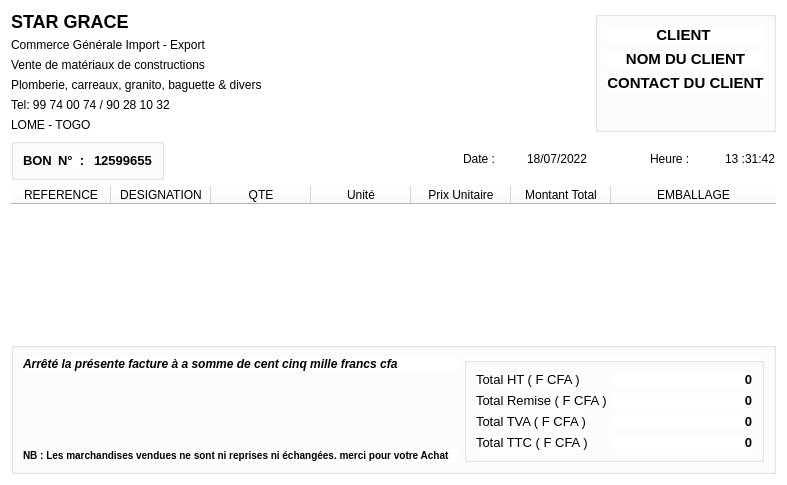
Before: the Qt Designer form bon.ui in faugan2/star-grace, drawn with Qt 5.
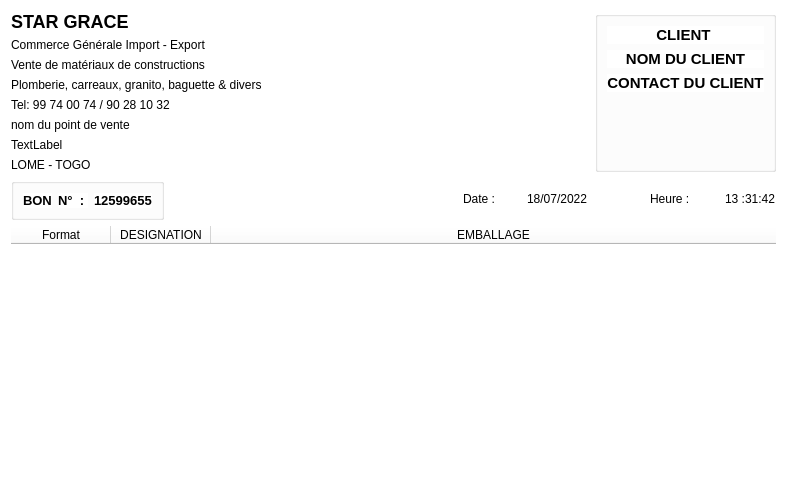
After: the same form once the commit is applied.

Patch:
```diff
--- a/bon.ui
+++ b/bon.ui
@@ -7,7 +7,7 @@
     <x>0</x>
     <y>0</y>
     <width>787</width>
-    <height>475</height>
+    <height>494</height>
    </rect>
   </property>
   <property name="windowTitle">
@@ -72,6 +72,20 @@
          </property>
         </widget>
        </item>
+       <item>
+        <widget class="QLabel" name="label_header_8">
+         <property name="text">
+          <string>nom du point de vente</string>
+         </property>
+        </widget>
+       </item>
+       <item>
+        <widget class="QLabel" name="label_pv">
+         <property name="text">
+          <string>TextLabel</string>
+         </property>
+        </widget>
+       </item>
        <item>
         <widget class="QLabel" name="label_header_6">
          <property name="text">
@@ -294,6 +308,12 @@
        <height>150</height>
       </size>
      </property>
+     <property name="maximumSize">
+      <size>
+       <width>16777215</width>
+       <height>16777215</height>
+      </size>
+     </property>
      <property name="frameShape">
       <enum>QFrame::NoFrame</enum>
      </property>
@@ -314,7 +334,7 @@
      </attribute>
      <column>
       <property name="text">
-       <string>REFERENCE</string>
+       <string>Format</string>
       </property>
      </column>
      <column>
@@ -322,26 +342,6 @@
        <string>DESIGNATION</string>
       </property>
      </column>
-     <column>
-      <property name="text">
-       <string>QTE</string>
-      </property>
-     </column>
-     <column>
-      <property name="text">
-       <string>Unité</string>
-      </property>
-     </column>
-     <column>
-      <property name="text">
-       <string>Prix Unitaire</string>
-      </property>
-     </column>
-     <column>
-      <property name="text">
-       <string>Montant Total</string>
-      </property>
-     </column>
      <column>
       <property name="text">
        <string>EMBALLAGE</string>
@@ -349,183 +349,6 @@
      </column>
     </widget>
    </item>
-   <item>
-    <widget class="QGroupBox" name="groupBox_4">
-     <property name="title">
-      <string/>
-     </property>
-     <layout class="QVBoxLayout" name="verticalLayout_5">
-      <item>
-       <layout class="QHBoxLayout" name="horizontalLayout_4">
-        <item>
-         <layout class="QVBoxLayout" name="verticalLayout_4">
-          <item>
-           <widget class="QLabel" name="label_18">
-            <property name="styleSheet">
-             <string notr="true">font-size:12px;
-font-weight:bold;
-font-style:italic;</string>
-            </property>
-            <property name="text">
-             <string>Arrêté la présente facture à a somme de cent cinq mille francs cfa</string>
-            </property>
-           </widget>
-          </item>
-          <item>
-           <spacer name="verticalSpacer_2">
-            <property name="orientation">
-             <enum>Qt::Vertical</enum>
-            </property>
-            <property name="sizeHint" stdset="0">
-             <size>
-              <width>20</width>
-              <height>40</height>
-             </size>
-            </property>
-           </spacer>
-          </item>
-          <item>
-           <widget class="QLabel" name="label_30">
-            <property name="styleSheet">
-             <string notr="true">font-size:10px;
-font-weight:bold;</string>
-            </property>
-            <property name="text">
-             <string>NB : Les marchandises vendues ne sont ni reprises ni échangées. merci pour votre Achat</string>
-            </property>
-           </widget>
-          </item>
-         </layout>
-        </item>
-        <item>
-         <widget class="QGroupBox" name="formGroupBox">
-          <property name="minimumSize">
-           <size>
-            <width>300</width>
-            <height>0</height>
-           </size>
-          </property>
-          <property name="maximumSize">
-           <size>
-            <width>300</width>
-            <height>16777215</height>
-           </size>
-          </property>
-          <property name="flat">
-           <bool>false</bool>
-          </property>
-          <layout class="QFormLayout" name="formLayout">
-           <property name="fieldGrowthPolicy">
-            <enum>QFormLayout::AllNonFixedFieldsGrow</enum>
-           </property>
-           <item row="0" column="0">
-            <widget class="QLabel" name="label_22">
-             <property name="styleSheet">
-              <string notr="true">font-size:13px;
-</string>
-             </property>
-             <property name="text">
-              <string>Total HT ( F CFA )</string>
-             </property>
-            </widget>
-           </item>
-           <item row="0" column="1">
-            <widget class="QLabel" name="total_ht">
-             <property name="styleSheet">
-              <string notr="true">font-weight:bold;
-font-size:13px;</string>
-             </property>
-             <property name="text">
-              <string>0</string>
-             </property>
-             <property name="alignment">
-              <set>Qt::AlignRight|Qt::AlignTrailing|Qt::AlignVCenter</set>
-             </property>
-            </widget>
-           </item>
-           <item row="1" column="0">
-            <widget class="QLabel" name="label_23">
-             <property name="styleSheet">
-              <string notr="true">font-size:13px;
-</string>
-             </property>
-             <property name="text">
-              <string>Total Remise ( F CFA )</string>
-             </property>
-            </widget>
-           </item>
-           <item row="1" column="1">
-            <widget class="QLabel" name="remise">
-             <property name="styleSheet">
-              <string notr="true">font-weight:bold;
-font-size:13px;</string>
-             </property>
-             <property name="text">
-              <string>0</string>
-             </property>
-             <property name="alignment">
-              <set>Qt::AlignRight|Qt::AlignTrailing|Qt::AlignVCenter</set>
-             </property>
-            </widget>
-           </item>
-           <item row="2" column="0">
-            <widget class="QLabel" name="label_24">
-             <property name="styleSheet">
-              <string notr="true">font-size:13px;
-</string>
-             </property>
-             <property name="text">
-              <string>Total TVA ( F CFA )</string>
-             </property>
-            </widget>
-           </item>
-           <item row="2" column="1">
-            <widget class="QLabel" name="tva">
-             <property name="styleSheet">
-              <string notr="true">font-weight:bold;
-font-size:13px;</string>
-             </property>
-             <property name="text">
-              <string>0</string>
-             </property>
-             <property name="alignment">
-              <set>Qt::AlignRight|Qt::AlignTrailing|Qt::AlignVCenter</set>
-             </property>
-            </widget>
-           </item>
-           <item row="3" column="0">
-            <widget class="QLabel" name="label_29">
-             <property name="styleSheet">
-              <string notr="true">font-size:13px;
-</string>
-             </property>
-             <property name="text">
-              <string>Total TTC ( F CFA )</string>
-             </property>
-            </widget>
-           </item>
-           <item row="3" column="1">
-            <widget class="QLabel" name="total_ttc">
-             <property name="styleSheet">
-              <string notr="true">font-weight:bold;
-font-size:13px;</string>
-             </property>
-             <property name="text">
-              <string>0</string>
-             </property>
-             <property name="alignment">
-              <set>Qt::AlignRight|Qt::AlignTrailing|Qt::AlignVCenter</set>
-             </property>
-            </widget>
-           </item>
-          </layout>
-         </widget>
-        </item>
-       </layout>
-      </item>
-     </layout>
-    </widget>
-   </item>
    <item>
     <spacer name="verticalSpacer">
      <property name="orientation">
@@ -534,11 +357,35 @@
      <property name="sizeHint" stdset="0">
       <size>
        <width>20</width>
-       <height>29</height>
+       <height>40</height>
       </size>
      </property>
     </spacer>
    </item>
+   <item>
+    <layout class="QHBoxLayout" name="horizontalLayout_4">
+     <item>
+      <widget class="QLabel" name="banner">
+       <property name="text">
+        <string/>
+       </property>
+      </widget>
+     </item>
+     <item>
+      <spacer name="horizontalSpacer_4">
+       <property name="orientation">
+        <enum>Qt::Horizontal</enum>
+       </property>
+       <property name="sizeHint" stdset="0">
+        <size>
+         <width>40</width>
+         <height>20</height>
+        </size>
+       </property>
+      </spacer>
+     </item>
+    </layout>
+   </item>
   </layout>
  </widget>
  <resources/>
```
